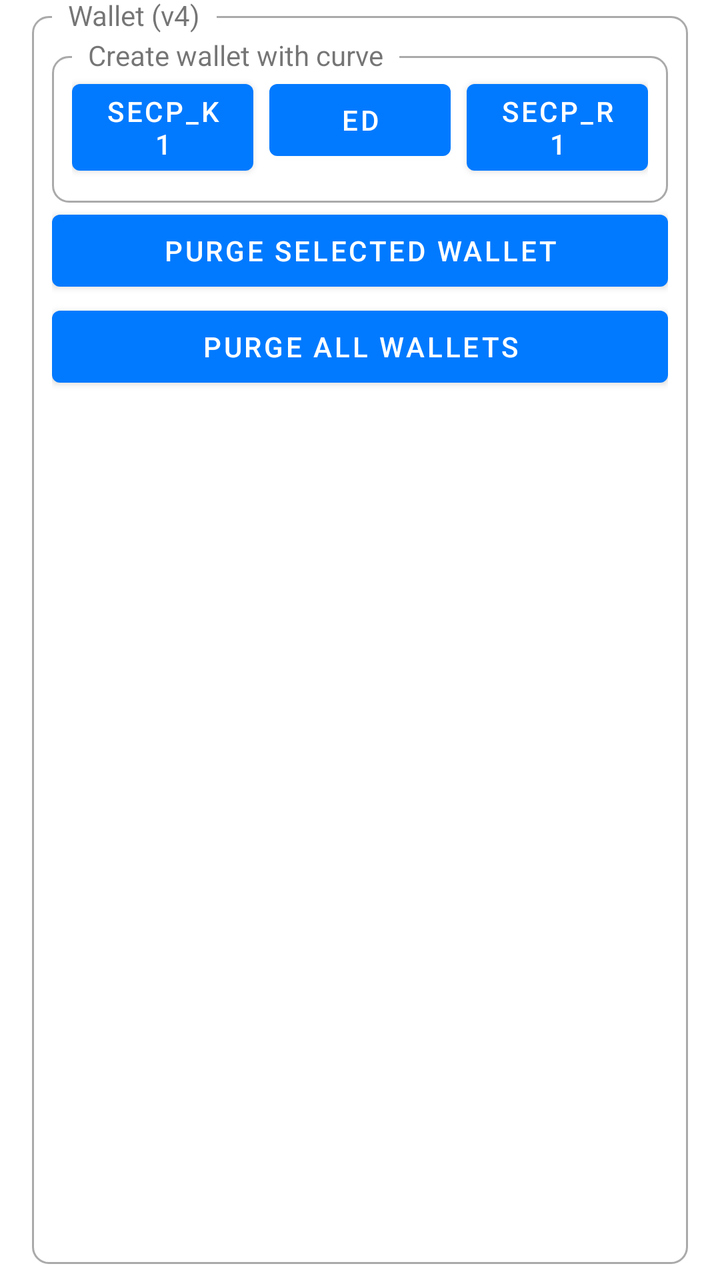
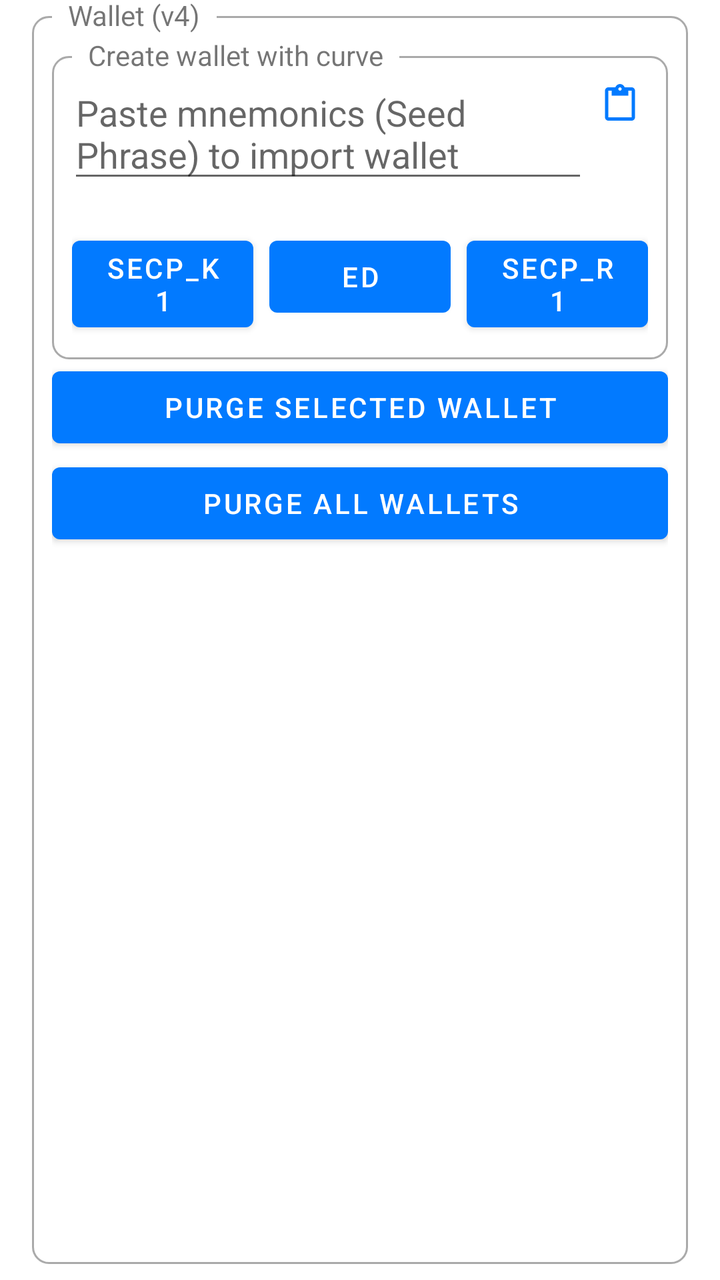

The first picture is an Android layout as it rendered before a commit; the second is the same layout after the commit. The layout source and the unified diff follow.
<!-- AndroidManifest.xml: application theme AppTheme -->
<!-- res/layout/wallet.xml -->
<?xml version="1.0" encoding="utf-8"?>
<FrameLayout xmlns:android="http://schemas.android.com/apk/res/android"
    xmlns:app="http://schemas.android.com/apk/res-auto"
    android:layout_width="match_parent"
    android:layout_height="wrap_content"
    android:clipToPadding="false"
    android:paddingStart="@dimen/box_padding_horizontal"
    android:paddingTop="@dimen/box_padding_vertical"
    android:paddingEnd="@dimen/box_padding_horizontal"
    android:paddingBottom="@dimen/box_padding_vertical">

    <FrameLayout
        android:layout_width="match_parent"
        android:layout_height="match_parent"
        android:background="@drawable/rounded_corner" />

    <TextView
        android:layout_width="wrap_content"
        android:layout_height="wrap_content"
        android:background="?android:windowBackground"
        android:paddingStart="8dp"
        android:paddingEnd="8dp"
        android:text="Wallet (v4)"
        android:translationX="10dp"
        android:translationY="-10dp" />

    <LinearLayout
        android:id="@+id/contentContainer"
        android:layout_width="match_parent"
        android:layout_height="match_parent"
        android:layout_margin="10dp"
        android:orientation="vertical"
        android:visibility="visible">

        <FrameLayout
            android:layout_width="match_parent"
            android:layout_height="wrap_content">

            <FrameLayout
                android:layout_width="match_parent"
                android:layout_height="match_parent"
                android:layout_marginTop="10dp"
                android:background="@drawable/rounded_corner" />

            <TextView
                android:layout_width="wrap_content"
                android:layout_height="wrap_content"
                android:background="?android:windowBackground"
                android:paddingStart="8dp"
                android:paddingEnd="8dp"
                android:text="Create wallet with curve"
                android:translationX="10dp" />

            <androidx.constraintlayout.widget.ConstraintLayout
                android:layout_width="match_parent"
                android:layout_height="wrap_content"
                android:layout_marginTop="8dp"
                android:padding="10dp">

                <Button
                    android:id="@+id/btnCreateWalletSecpK1"
                    android:layout_width="0dp"
                    android:layout_height="wrap_content"
                    android:layout_marginEnd="4dp"
                    android:text="Secp_K1"
                    app:layout_constraintEnd_toStartOf="@+id/btnCreateWalletEdwards"
                    app:layout_constraintHorizontal_bias="0.5"
                    app:layout_constraintStart_toStartOf="parent"
                    app:layout_constraintTop_toTopOf="parent" />

                <Button
                    android:id="@+id/btnCreateWalletEdwards"
                    android:layout_width="0dp"
                    android:layout_height="wrap_content"
                    android:layout_marginStart="4dp"
                    android:layout_marginEnd="4dp"
                    android:text="Ed"
                    app:layout_constraintEnd_toStartOf="@+id/btnCreateWalletSecpR1"
                    app:layout_constraintHorizontal_bias="0.5"
                    app:layout_constraintStart_toEndOf="@+id/btnCreateWalletSecpK1"
                    app:layout_constraintTop_toTopOf="@+id/btnCreateWalletSecpK1" />

                <Button
                    android:id="@+id/btnCreateWalletSecpR1"
                    android:layout_width="0dp"
                    android:layout_height="wrap_content"
                    android:layout_marginStart="4dp"
                    android:text="Secp_R1"
                    app:layout_constraintEnd_toEndOf="parent"
                    app:layout_constraintHorizontal_bias="0.5"
                    app:layout_constraintStart_toEndOf="@+id/btnCreateWalletEdwards"
                    app:layout_constraintTop_toTopOf="@+id/btnCreateWalletEdwards" />

            </androidx.constraintlayout.widget.ConstraintLayout>

        </FrameLayout>

        <LinearLayout
            android:layout_width="match_parent"
            android:layout_height="wrap_content"
            android:gravity="center"
            android:orientation="vertical">

            <Button
                android:id="@+id/btnPurgeWallet"
                android:layout_width="match_parent"
                android:layout_height="wrap_content"
                android:layout_weight="0.5"
                android:text="Purge selected wallet" />

            <Button
                android:id="@+id/btnPurgeAllWallet"
                android:layout_width="match_parent"
                android:layout_height="wrap_content"
                android:layout_weight="1"
                android:text="Purge all wallets" />

        </LinearLayout>

    </LinearLayout>

</FrameLayout>
<!-- resources referenced by this layout -->
<resources>
  <dimen name="box_padding_horizontal">16dp</dimen>
  <dimen name="box_padding_vertical">8dp</dimen>
  <!-- drawable rounded_corner (drawable) -->
  <?xml version="1.0" encoding="utf-8"?>
  <shape xmlns:android="http://schemas.android.com/apk/res/android">
      <stroke
          android:width="1dp"
          android:color="@android:color/darker_gray" />
  
      <solid android:color="@android:color/transparent" />
  
      <padding
          android:bottom="5dp"
          android:left="5dp"
          android:right="5dp"
          android:top="5dp" />
  
      <corners android:radius="8dp" />
  </shape>
  <style name="AppTheme" parent="Theme.MaterialComponents.DayNight.NoActionBar">
          <item name="colorPrimary">@color/primary</item>
          <item name="colorPrimaryDark">@color/primary_dark</item>
          <item name="colorOnPrimary">@color/on_primary</item>
          <item name="colorSecondary">@color/primary</item>
      </style>
  <color name="primary">#027aff</color>
  <color name="primary_dark">#0a02ff</color>
  <color name="on_primary">#FFFFFF</color>
</resources>

<!-- the commit's change to res/layout/wallet.xml (unified diff, before → after) -->
@@ -51,47 +51,85 @@
                 android:text="Create wallet with curve"
                 android:translationX="10dp" />
 
-            <androidx.constraintlayout.widget.ConstraintLayout
+            <LinearLayout
                 android:layout_width="match_parent"
                 android:layout_height="wrap_content"
-                android:layout_marginTop="8dp"
-                android:padding="10dp">
+                android:orientation="vertical">
 
-                <Button
-                    android:id="@+id/btnCreateWalletSecpK1"
-                    android:layout_width="0dp"
+
+                <LinearLayout
+                    android:layout_width="match_parent"
                     android:layout_height="wrap_content"
-                    android:layout_marginEnd="4dp"
-                    android:text="Secp_K1"
-                    app:layout_constraintEnd_toStartOf="@+id/btnCreateWalletEdwards"
-                    app:layout_constraintHorizontal_bias="0.5"
-                    app:layout_constraintStart_toStartOf="parent"
-                    app:layout_constraintTop_toTopOf="parent" />
+                    android:layout_marginTop="16dp"
+                    android:layout_marginStart="8dp"
+                    android:layout_marginEnd="8dp"
+                    android:orientation="horizontal">
 
-                <Button
-                    android:id="@+id/btnCreateWalletEdwards"
-                    android:layout_width="0dp"
+                    <androidx.appcompat.widget.AppCompatEditText
+                        android:id="@+id/etMnemonic"
+                        android:layout_width="0dp"
+                        android:layout_weight="1"
+                        android:layout_height="wrap_content"
+                        android:hint="Paste mnemonics (Seed Phrase) to import wallet"
+                        android:inputType="textNoSuggestions|textMultiLine" />
+
+                    <ImageView
+                        android:id="@+id/btnPasteMnemonic"
+                        android:layout_width="wrap_content"
+                        android:layout_height="wrap_content"
+                        android:layout_gravity="end"
+                        android:background="?attr/selectableItemBackgroundBorderless"
+                        android:clickable="true"
+                        android:focusable="true"
+                        android:padding="8dp"
+                        android:src="@drawable/ic_paste" />
+                </LinearLayout>
+
+
+                <androidx.constraintlayout.widget.ConstraintLayout
+                    android:layout_width="match_parent"
                     android:layout_height="wrap_content"
-                    android:layout_marginStart="4dp"
-                    android:layout_marginEnd="4dp"
-                    android:text="Ed"
-                    app:layout_constraintEnd_toStartOf="@+id/btnCreateWalletSecpR1"
-                    app:layout_constraintHorizontal_bias="0.5"
-                    app:layout_constraintStart_toEndOf="@+id/btnCreateWalletSecpK1"
-                    app:layout_constraintTop_toTopOf="@+id/btnCreateWalletSecpK1" />
+                    android:layout_marginTop="8dp"
+                    android:padding="10dp">
 
-                <Button
-                    android:id="@+id/btnCreateWalletSecpR1"
-                    android:layout_width="0dp"
-                    android:layout_height="wrap_content"
-                    android:layout_marginStart="4dp"
-                    android:text="Secp_R1"
-                    app:layout_constraintEnd_toEndOf="parent"
-                    app:layout_constraintHorizontal_bias="0.5"
-                    app:layout_constraintStart_toEndOf="@+id/btnCreateWalletEdwards"
-                    app:layout_constraintTop_toTopOf="@+id/btnCreateWalletEdwards" />
+                    <Button
+                        android:id="@+id/btnCreateWalletSecpK1"
+                        android:layout_width="0dp"
+                        android:layout_height="wrap_content"
+                        android:layout_marginEnd="4dp"
+                        android:text="Secp_K1"
+                        app:layout_constraintEnd_toStartOf="@+id/btnCreateWalletEdwards"
+                        app:layout_constraintHorizontal_bias="0.5"
+                        app:layout_constraintStart_toStartOf="parent"
+                        app:layout_constraintTop_toTopOf="parent" />
 
-            </androidx.constraintlayout.widget.ConstraintLayout>
+                    <Button
+                        android:id="@+id/btnCreateWalletEdwards"
+                        android:layout_width="0dp"
+                        android:layout_height="wrap_content"
+                        android:layout_marginStart="4dp"
+                        android:layout_marginEnd="4dp"
+                        android:text="Ed"
+                        app:layout_constraintEnd_toStartOf="@+id/btnCreateWalletSecpR1"
+                        app:layout_constraintHorizontal_bias="0.5"
+                        app:layout_constraintStart_toEndOf="@+id/btnCreateWalletSecpK1"
+                        app:layout_constraintTop_toTopOf="@+id/btnCreateWalletSecpK1" />
+
+                    <Button
+                        android:id="@+id/btnCreateWalletSecpR1"
+                        android:layout_width="0dp"
+                        android:layout_height="wrap_content"
+                        android:layout_marginStart="4dp"
+                        android:text="Secp_R1"
+                        app:layout_constraintEnd_toEndOf="parent"
+                        app:layout_constraintHorizontal_bias="0.5"
+                        app:layout_constraintStart_toEndOf="@+id/btnCreateWalletEdwards"
+                        app:layout_constraintTop_toTopOf="@+id/btnCreateWalletEdwards" />
+
+                </androidx.constraintlayout.widget.ConstraintLayout>
+
+            </LinearLayout>
+
 
         </FrameLayout>
 
<!-- resource entries referenced after the edit -->
@@ -2,6 +2,16 @@
 <resources>
   <dimen name="box_padding_horizontal">16dp</dimen>
   <dimen name="box_padding_vertical">8dp</dimen>
+  <!-- drawable ic_paste (drawable) -->
+  <vector xmlns:android="http://schemas.android.com/apk/res/android"
+      android:width="16dp"
+      android:height="19dp"
+      android:viewportWidth="16"
+      android:viewportHeight="19">
+      <path
+          android:fillColor="@color/primary"
+          android:pathData="M13.8333,1.6667H10.35C10,0.7 9.0833,0 8,0C6.9167,0 6,0.7 5.65,1.6667H2.1667C1.25,1.6667 0.5,2.4167 0.5,3.3333V16.6667C0.5,17.5833 1.25,18.3333 2.1667,18.3333H13.8333C14.75,18.3333 15.5,17.5833 15.5,16.6667V3.3333C15.5,2.4167 14.75,1.6667 13.8333,1.6667ZM8,1.6667C8.4583,1.6667 8.8333,2.0417 8.8333,2.5C8.8333,2.9583 8.4583,3.3333 8,3.3333C7.5417,3.3333 7.1667,2.9583 7.1667,2.5C7.1667,2.0417 7.5417,1.6667 8,1.6667ZM13.8333,16.6667H2.1667V3.3333H3.8333V5.8333H12.1667V3.3333H13.8333V16.6667Z" />
+  </vector>
   <!-- drawable rounded_corner (drawable) -->
   <?xml version="1.0" encoding="utf-8"?>
   <shape xmlns:android="http://schemas.android.com/apk/res/android">
